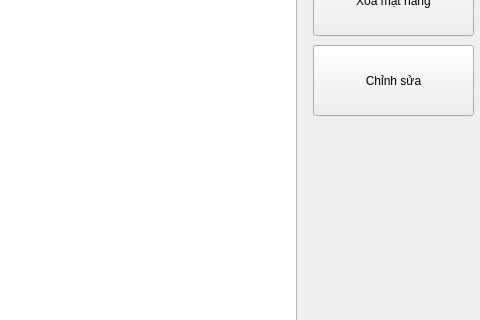
ngoctoan1762003/ManageApp, file ManageApp/editform.ui: the form before one commit; both pictures show x 537 to 1017 and y 125 to 445 of the 1017 by 692 pixel window.
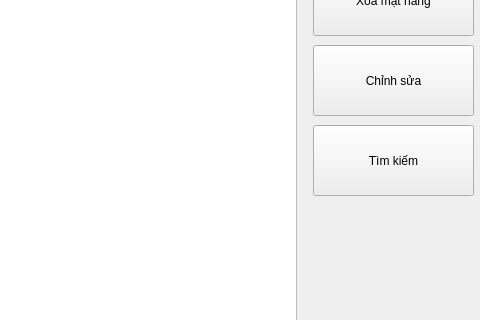
The form after the commit.

What changed in the file:
```diff
--- a/ManageApp/editform.ui
+++ b/ManageApp/editform.ui
@@ -107,6 +107,19 @@
     </property>
    </column>
   </widget>
+  <widget class="QPushButton" name="findButton">
+   <property name="geometry">
+    <rect>
+     <x>850</x>
+     <y>250</y>
+     <width>161</width>
+     <height>71</height>
+    </rect>
+   </property>
+   <property name="text">
+    <string>Tìm kiếm</string>
+   </property>
+  </widget>
  </widget>
  <resources/>
  <connections/>
```
